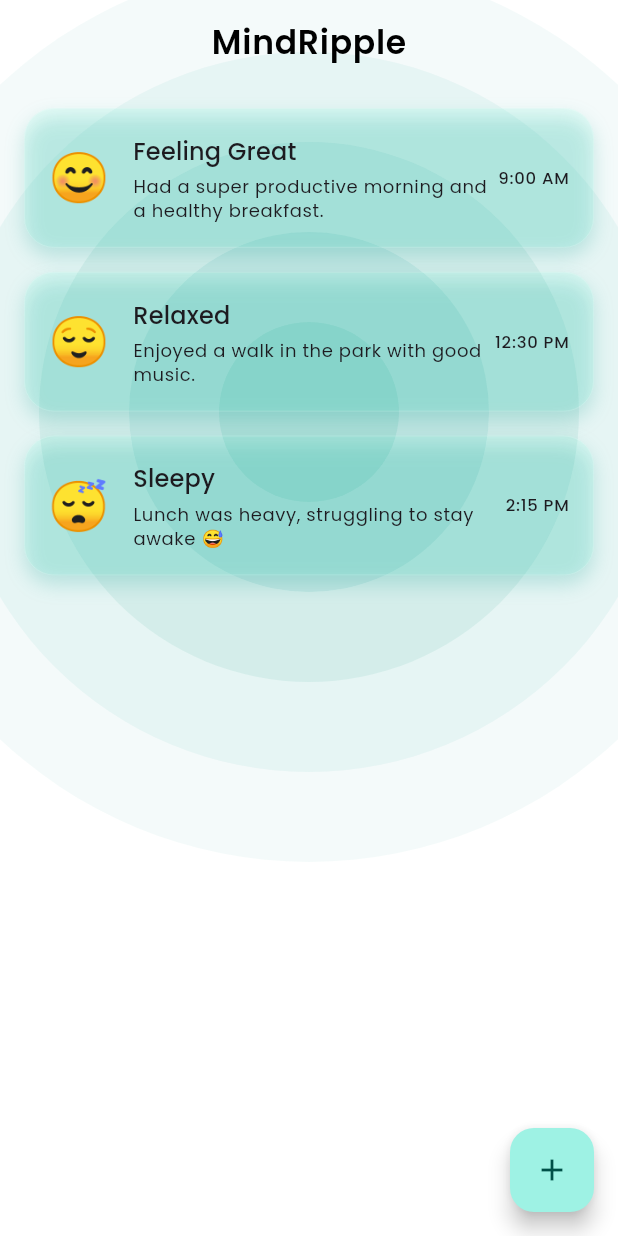
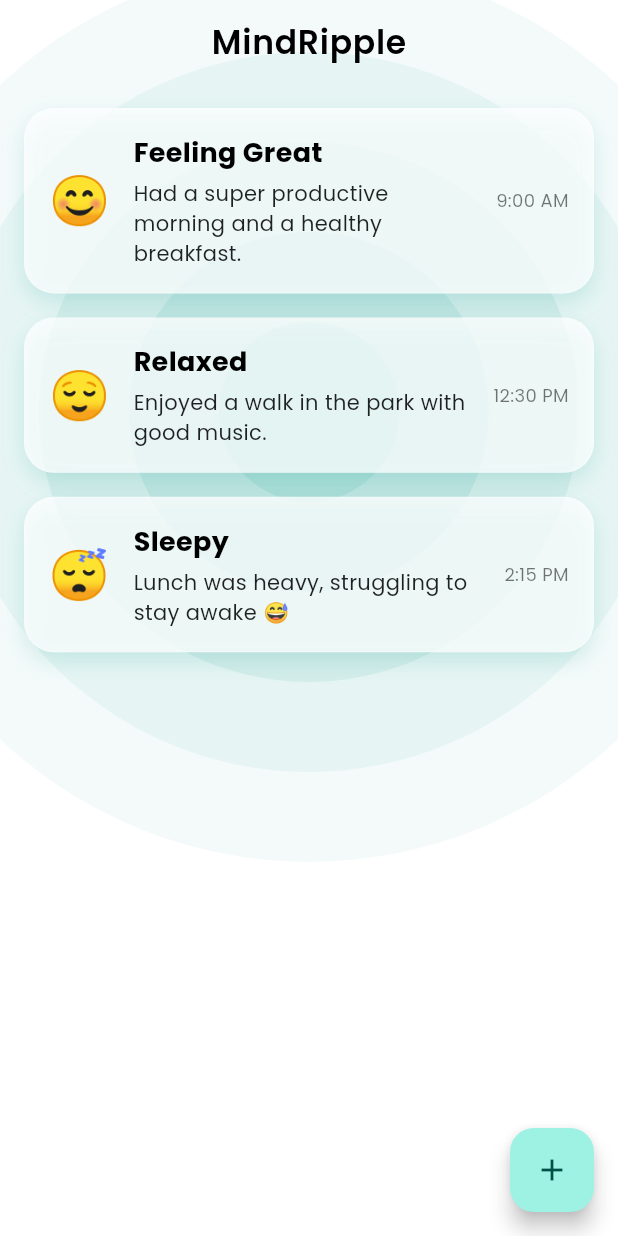
Before and after one commit to greyscriptdg/MindRipple_UI, a Flutter app: the screen it shows after launch, on a phone screen of 412 x 824 dp. Run offline on Flutter 3.47's test engine with Material 3 defaults, Android fonts, the phone set to English and light mode, and no system bars; our stand-ins replace google_fonts.

Commit message:
fix: improve text visibility and background contrast on mood cards (#1)
- Updated MoodCard text colors for better readability in dark mode and light mode
- Applied premium glassmorphism background for mood cards
- Improved contrast and UX for both themes
- Closes #1

```diff
--- a/lib/components/mood_card.dart
+++ b/lib/components/mood_card.dart
@@ -13,22 +13,22 @@
       padding: const EdgeInsets.all(16),
       decoration: BoxDecoration(
         color: Theme.of(context).brightness == Brightness.dark
-            ? Colors.white.withOpacity(0.05)
-            : Colors.tealAccent.withOpacity(0.1),
+            ? const Color(0xFF0E1B1B).withOpacity(0.7)
+            : Colors.white.withOpacity(0.75),
         borderRadius: BorderRadius.circular(20),
+        border: Border.all(
+          color: Colors.white.withOpacity(0.2),
+          width: 0.8,
+        ),
         boxShadow: [
           BoxShadow(
             color: Theme.of(context).brightness == Brightness.dark
-                ? Colors.black.withOpacity(0.2)
-                : Colors.teal.withOpacity(0.2),
-            blurRadius: 10,
+                ? Colors.black.withOpacity(0.4)
+                : Colors.teal.withOpacity(0.15),
+            blurRadius: 12,
             offset: const Offset(0, 6),
-          )
+          ),
         ],
-        border: Border.all(
-          color: Colors.white.withOpacity(0.2),
-          width: 0.6,
-        ),
       ),
       child: Row(
         children: [
@@ -38,13 +38,39 @@
             child: Column(
               crossAxisAlignment: CrossAxisAlignment.start,
               children: [
-                Text(entry.title, style: Theme.of(context).textTheme.titleMedium),
+                Text(
+                  entry.title,
+                  style: TextStyle(
+                    fontSize: 18,
+                    fontWeight: FontWeight.bold,
+                    color: Theme.of(context).brightness == Brightness.dark
+                        ? Colors.white
+                        : Colors.black,
+                  ),
+                ),
                 const SizedBox(height: 4),
-                Text(entry.note, style: Theme.of(context).textTheme.bodySmall),
+                Text(
+                  entry.note,
+                  style: TextStyle(
+                    fontSize: 14,
+                    color: Theme.of(context).brightness == Brightness.dark
+                        ? Colors.white70
+                        : Colors.black87,
+                  ),
+                ),
               ],
             ),
           ),
-          Text(entry.time, style: Theme.of(context).textTheme.labelSmall),
+          const SizedBox(width: 8),
+          Text(
+            entry.time,
+            style: TextStyle(
+              fontSize: 12,
+              color: Theme.of(context).brightness == Brightness.dark
+                  ? Colors.white54
+                  : Colors.black54,
+            ),
+          ),
         ],
       ),
     );
```
Also changed, not shown: 12 other files.
